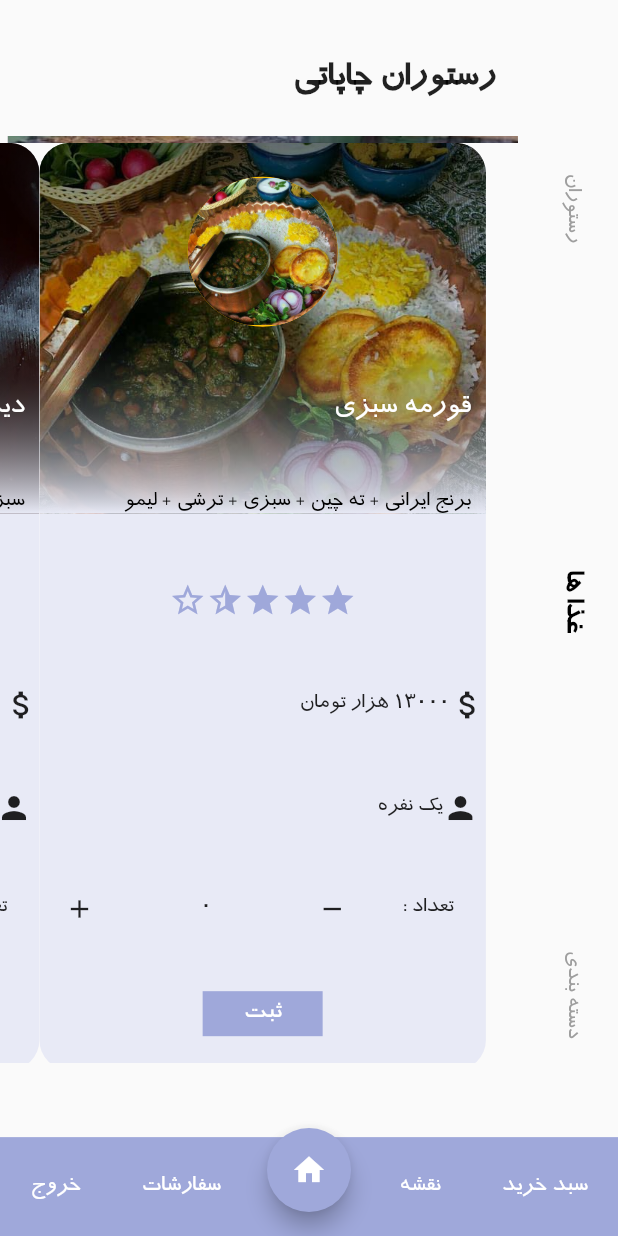
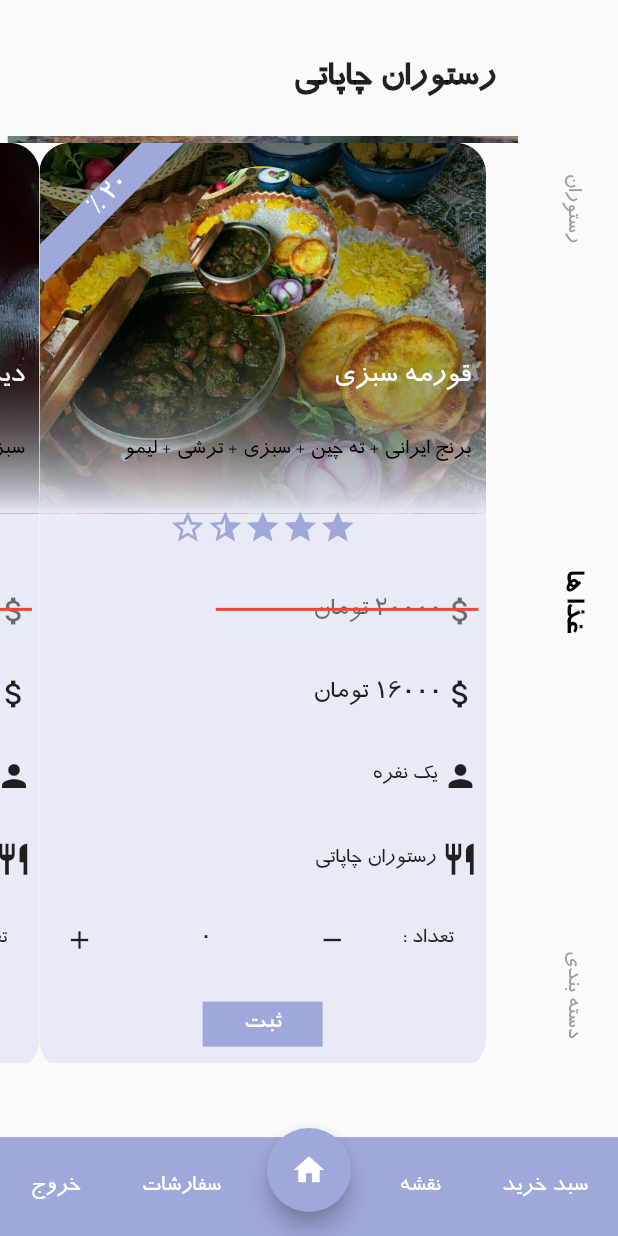
Before and after one commit to sobhan15/food, a Flutter app: the screen it shows after launch, scrolled down 576 dp, on a phone screen of 412 x 824 dp. Run offline on Flutter 3.47's test engine with Material 2 defaults, Android fonts, the phone set to English and light mode, and no system bars; drawn by our look-alikes of smooth_star_rating; our stand-ins replace pin_code_text_field.

Commit message:
adding files

```diff
--- a/lib/Basket.dart
+++ b/lib/Basket.dart
@@ -16,6 +16,7 @@ class _BasketState extends State<Basket> {
   int priceFood;
   String person;
   int totalPrice = 0;
+  int mitigation = 0;
   List basketData;
   @override
   void initState() {
@@ -33,7 +34,9 @@ class _BasketState extends State<Basket> {
   void getTotalPrice() {
     for (int i = 0; i < basketData.length; i++) {
       totalPrice += basketData[i]["totalPrice"];
+      mitigation += basketData[i]["mitigation"];
       print(totalPrice);
+      print("$mitigation : is mitigation");
     }
   }
 
@@ -61,6 +64,7 @@ class _BasketState extends State<Basket> {
 
                         onDismissed: (v) {
                             totalPrice -= basketData[position]["totalPrice"];
+                            mitigation -= basketData[position]["mitigation"];
 
                           setState(() {
                             basketData.removeAt(position);
@@ -144,10 +148,10 @@ class _BasketState extends State<Basket> {
                                   Text("قیمت کل : ",
                                       style: TextStyle(
                                           color: Colors.white, fontSize: 22)),
-                                  Text("قبل از تخفیف : 120000 تومان ",
+                                  Text("قبل از تخفیف : $totalPrice تومان ",
                                       style: TextStyle(
                                           color: Colors.red, fontSize: 15)),
-                                  Text("بعد از تخفیف : $totalPrice تومان",
+                                  Text("بعد از تخفیف : $mitigation تومان",
                                       style: TextStyle(
                                           color: Colors.green, fontSize: 17)),
                                 ],
--- a/lib/FoodItem.dart
+++ b/lib/FoodItem.dart
@@ -8,19 +8,25 @@ class FoodItem extends StatefulWidget {
   final String imageFood;
   final String nameFood;
   final String descFood;
+  final String nameResturan;
   final double ratingFood;
   final int pricefood;
+  final int off;
+  final int mitigation;
   final String person;
 
-  const FoodItem(
-      {Key key,
-      this.imageFood,
-      this.nameFood,
-      this.descFood,
-      this.ratingFood,
-      this.pricefood,
-      this.person,})
-      : super(key: key);
+  const FoodItem({
+    Key key,
+    this.imageFood,
+    this.nameFood,
+    this.descFood,
+    this.nameResturan,
+    this.ratingFood,
+    this.pricefood,
+    this.off,
+    this.mitigation,
+    this.person,
+  }) : super(key: key);
 
   @override
   _FoodItemState createState() => _FoodItemState();
@@ -30,8 +36,11 @@ class _FoodItemState extends State<FoodItem> {
   String imageFood;
   String nameFood;
   String descFood;
+  String nameResturan;
   double ratingFood;
   int pricefood;
+  int off;
+  int mitigation;
   String person;
   int orderCount = 0;
 
@@ -44,8 +53,11 @@ class _FoodItemState extends State<FoodItem> {
       imageFood = widget.imageFood;
       nameFood = widget.nameFood;
       descFood = widget.descFood;
+      nameResturan = widget.nameResturan;
       ratingFood = widget.ratingFood;
       pricefood = widget.pricefood;
+      off = widget.off;
+      mitigation = pricefood - (pricefood * (off / 100)).toInt();
       person = widget.person;
     });
   }
@@ -62,7 +74,6 @@ class _FoodItemState extends State<FoodItem> {
             width: MediaQuery.of(context).size.width * 1,
             height: MediaQuery.of(context).size.height * 1,
             child: Stack(
-              alignment: Alignment.topCenter,
               children: <Widget>[
                 Container(
                   decoration: BoxDecoration(
@@ -134,13 +145,61 @@ class _FoodItemState extends State<FoodItem> {
                           borderColor: Theme.of(context).primaryColor,
                         )),
                     Container(
+                        margin: EdgeInsets.only(right: 5),
+                        width: MediaQuery.of(context).size.width * 1,
+                        alignment: Alignment.centerRight,
+                        child: Stack(
+                          children: <Widget>[
+                            Row(
+                              mainAxisAlignment: MainAxisAlignment.start,
+                              children: <Widget>[
+                                Icon(Icons.attach_money, color: Colors.black54),
+                                Text(
+                                  "$pricefood تومان",
+                                  style: TextStyle(
+                                      fontSize: 18, color: Colors.black54),
+                                ),
+                              ],
+                            ),
+                            Positioned(
+                              top: 10,
+                              child: Container(
+                                height: 2,
+                                width:
+                                    MediaQuery.of(context).size.width * 0.425,
+                                color: Colors.red,
+                              ),
+                            )
+                          ],
+                        )),
+                    Container(
+                        margin: EdgeInsets.only(right: 5),
+                        width: MediaQuery.of(context).size.width * 1,
+                        alignment: Alignment.centerRight,
+                        child: Stack(
+                          children: <Widget>[
+                            Row(
+                              mainAxisAlignment: MainAxisAlignment.start,
+                              children: <Widget>[
+                                Icon(Icons.attach_money),
+                                Text(
+                                  "$mitigation تومان",
+                                  style: TextStyle(fontSize: 18),
+                                ),
+                              ],
+                            ),
+                          ],
+                        )),
+                    Container(
+                      margin: EdgeInsets.only(right: 5),
                       width: MediaQuery.of(context).size.width * 1,
                       alignment: Alignment.centerRight,
                       child: Row(
                         mainAxisAlignment: MainAxisAlignment.start,
                         children: <Widget>[
-                          Icon(Icons.attach_money),
-                          Text("$pricefood هزار تومان"),
+                          Icon(Icons.person),
+                          Text(" "),
+                          Text("$person نفره"),
                         ],
                       ),
                     ),
@@ -151,8 +210,12 @@ class _FoodItemState extends State<FoodItem> {
                       child: Row(
                         mainAxisAlignment: MainAxisAlignment.start,
                         children: <Widget>[
-                          Icon(Icons.person),
-                          Text("$person نفره"),
+                          Icon(
+                            Icons.restaurant,
+                            size: 25,
+                          ),
+                          Text(" "),
+                          Text("$nameResturan"),
                         ],
                       ),
                     ),
@@ -235,6 +298,7 @@ class _FoodItemState extends State<FoodItem> {
                             "descFood": descFood,
                             "priceFood": pricefood,
                             "orderCount": orderCount,
+                            "mitigation": mitigation * orderCount,
                             "totalPrice": pricefood * orderCount
                           };
 
@@ -255,6 +319,23 @@ class _FoodItemState extends State<FoodItem> {
                     )
                   ],
                 ),
+                Positioned(
+                  left: -25,
+                  top: 25,
+                  child: RotationTransition(
+                    turns: AlwaysStoppedAnimation(-45 / 360),
+                    child: Container(
+                      alignment: Alignment.center,
+                      width: MediaQuery.of(context).size.width * 0.35,
+                      height: 20,
+                      child: Text(
+                        "$off %",
+                        style: TextStyle(color: Colors.white, fontSize: 18),
+                      ),
+                      color: Theme.of(context).primaryColor,
+                    ),
+                  ),
+                ),
               ],
             )),
       ),
--- a/lib/FoodList.dart
+++ b/lib/FoodList.dart
@@ -191,8 +191,11 @@ class _FoodListState extends State<FoodList> {
                                       nameFood: "قورمه سبزی",
                                       descFood:
                                           "برنج ایرانی + ته چین + سبزی + ترشی + لیمو",
+                                      nameResturan: "رستوران چاپاتی",
                                       ratingFood: 3.5,
-                                      pricefood: 13000,
+                                      pricefood: 20000,
+                                      off: 20,
+                                      mitigation: null,
                                       person: "یک",
                                     ),
                                     FoodItem(
@@ -200,16 +203,22 @@ class _FoodListState extends State<FoodList> {
                                         nameFood: "دیزی سنگی",
                                         descFood:
                                             "سبزی + پیاز + ترشی بادمجان + دو تکه سنگک",
+                                        nameResturan: "رستوران زیتون",
                                         ratingFood: 5,
-                                        pricefood: 10000,
+                                        pricefood: 17000,
+                                        off: 20,
+                                        mitigation: null,
                                         person: "یک"),
                                     FoodItem(
                                         imageFood: "ghorme",
                                         nameFood: "قورمه سبزی",
                                         descFood:
                                             "برنج ایرانی + ته چین + سبزی + ترشی + لیمو",
+                                        nameResturan: "حاج شفیع",
                                         ratingFood: 3.5,
-                                        pricefood: 13000,
+                                        pricefood: 20000,
+                                        off: 10,
+                                        mitigation: null,
                                         person: "یک"),
                                   ],
                                 ),
@@ -234,7 +243,9 @@ class _FoodListState extends State<FoodList> {
                           Navigator.push(
                               context,
                               MaterialPageRoute(
-                                  builder: (context) => Basket(basketdata: FoodData.basketFood,)));
+                                  builder: (context) => Basket(
+                                        basketdata: FoodData.basketFood,
+                                      )));
                         },
                         child: Text(
                           "سبد خرید",
```
